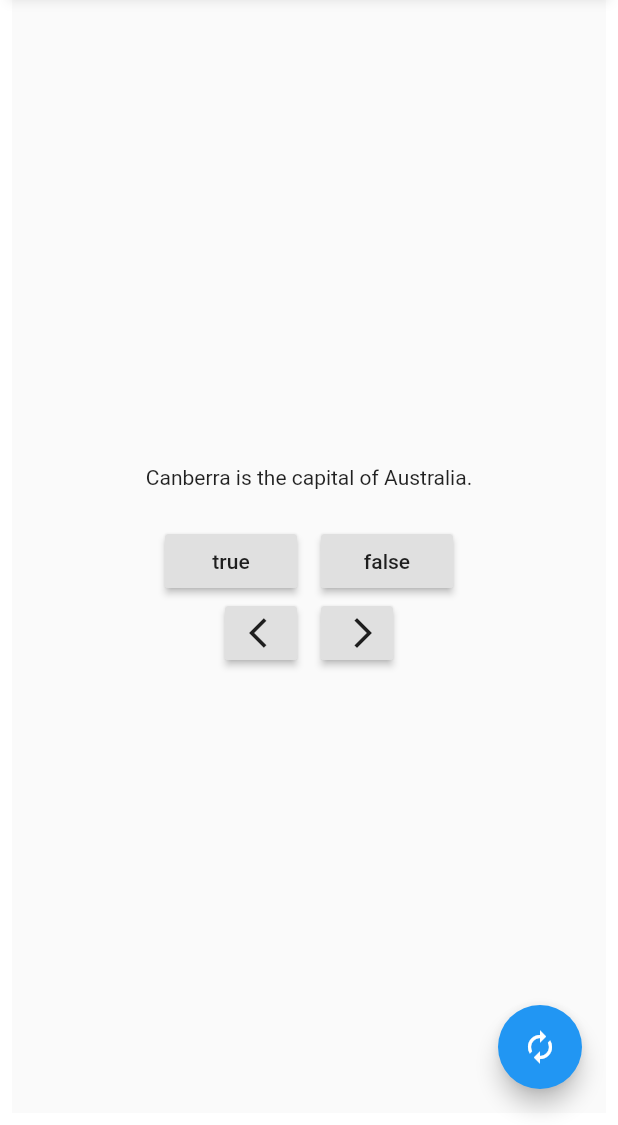
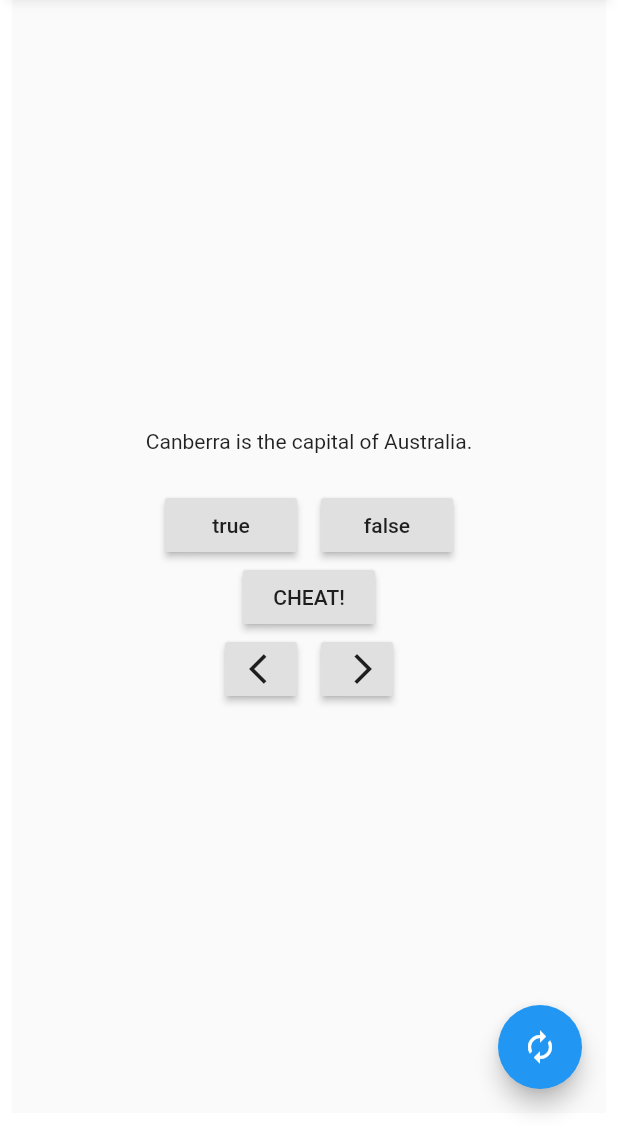
Before and after one commit to zhangyuwan0/FlutterProjs, a Flutter app: the screen it shows after launch, on a phone screen of 412 x 824 dp, the part 111-1236 px from its top. Run offline on Flutter 3.47's test engine with Material 2 defaults, Android fonts, the phone set to English and light mode, and no system bars; our stand-ins replace fluttertoast.

Commit message:
1.添加作弊功能 2.限制作弊次数 3.优化页面布局

```diff
--- a/geoquiz/lib/main.dart
+++ b/geoquiz/lib/main.dart
@@ -3,7 +3,9 @@ import 'dart:collection';
 import 'package:flutter/material.dart';
 import 'package:flutter_localizations/flutter_localizations.dart';
 import 'package:fluttertoast/fluttertoast.dart';
+import 'package:geoquiz/module/CheatModule.dart';
 import 'package:geoquiz/module/Question.dart';
+import 'package:geoquiz/page/Cheat.dart';
 
 void main() => runApp(MyApp());
 
@@ -15,6 +17,9 @@ class MyApp extends StatelessWidget {
       padding: const EdgeInsets.all(8.0),
       child: MaterialApp(
           title: 'GeoQuiz',
+          routes: {
+            CheatPage.ROUTE_NAME: (context) => CheatPage(),
+          },
           theme: ThemeData(
             // This is the theme of your application.
             //
@@ -58,6 +63,10 @@ class _MyHomePageState extends State<MyHomePage> {
 
   Map<Question, bool> _answerQuestions = HashMap();
   int _score = 0;
+
+  Set<Question> _cheatQuestions = HashSet();
+
+  int _cheatCount = 0;
 
   @override
   void initState() {
@@ -108,8 +117,11 @@ class _MyHomePageState extends State<MyHomePage> {
       var isCorrect = _curQuestion.answerTrue == answer;
       bool isAnswered = _checkAlreadyAnswered(isCorrect);
       bool isAlreadyComplete = _answerQuestions.length == _questions.length;
+      bool isCheated = _cheatQuestions.contains(_curQuestion);
       String toastMsg = isAlreadyComplete
           ? "Already completed.Your\'s score is $_score."
+          : isCheated
+              ? "Cheating is wrong."
               : isAnswered
                   ? 'Do not repeat answers'
                   : isCorrect ? 'Correct!' : 'Incorrect!';
@@ -131,27 +143,21 @@ class _MyHomePageState extends State<MyHomePage> {
     return true;
   }
 
-  Function _reset() {
-    return () {
+  void _reset() {
       setState(() {
         _curIndex = 0;
         _score = 0;
         _answerQuestions.clear();
         _curQuestion = _questions[_curIndex];
+        _cheatCount = 0;
       });
 
       Fluttertoast.showToast(msg: "Reset Completed!");
-    };
+
   }
 
   @override
   Widget build(BuildContext context) {
-    // This method is rerun every time setState is called, for instance as done
-    // by the _incrementCounter method above.
-    //
-    // The Flutter framework has been optimized to make rerunning build methods
-    // fast, so that you can just rebuild anything that needs updating rather
-    // than having to individually change instances of widgets.
     return OrientationBuilder(
       builder: (BuildContext context, Orientation orientation) {
         Widget body;
@@ -201,6 +207,10 @@ class _MyHomePageState extends State<MyHomePage> {
                           _buildButton('false', onPressed: _checkAnswer(false)))
                 ],
               ),
+              RaisedButton(
+                child: Text("CHEAT!"),
+                onPressed: _cheatPressed(),
+              ),
               Row(
                 mainAxisAlignment: MainAxisAlignment.center,
                 mainAxisSize: MainAxisSize.max,
@@ -231,8 +241,21 @@ class _MyHomePageState extends State<MyHomePage> {
         floatingActionButton: FloatingActionButton(
           child: Icon(Icons.autorenew),
           tooltip: "reset",
-          onPressed: _reset(),
+          onPressed: _reset,
         ));
+  }
+
+  void navigatorToCheatPage() async {
+    print("navigation");
+    final cheat = await Navigator.pushNamed(context, CheatPage.ROUTE_NAME,
+        arguments: Cheat(_curQuestion)) as Cheat;
+
+    if (!_cheatQuestions.contains(cheat.question) && cheat.isCheated) {
+      _cheatQuestions.add(cheat.question);
+      setState(() {
+        _cheatCount++;
+      });
+    }
   }
 
   Widget _buildLandscapeLayout() {
@@ -275,6 +298,10 @@ class _MyHomePageState extends State<MyHomePage> {
                             onPressed: _checkAnswer(false)))
                   ],
                 ),
+                RaisedButton(
+                  child: Text("CHEAT!"),
+                  onPressed: _cheatPressed(),
+                ),
               ],
             ),
           ),
@@ -307,9 +334,21 @@ class _MyHomePageState extends State<MyHomePage> {
         child: Icon(Icons.autorenew),
         backgroundColor: Colors.green,
         tooltip: "reset",
-        onPressed: _reset(),
+        onPressed: _reset,
       ),
       floatingActionButtonLocation: FloatingActionButtonLocation.endTop,
     );
   }
+
+  Function _cheatPressed() {
+    var func;
+    if(_cheatCount >= 3) {
+      func = null;
+    }else {
+      func = () {
+        navigatorToCheatPage();
+      };
     }
+    return func;
+  }
+}
--- /dev/null
+++ b/geoquiz/lib/module/CheatModule.dart
@@ -0,0 +1,12 @@
+import 'package:geoquiz/module/Question.dart';
+
+class Cheat {
+
+  final Question question;
+  bool isCheated = false;
+
+  Cheat(this.question);
+
+  get answer => question.answerTrue;
+
+}
```
Also changed, not shown: geoquiz/lib/page/Cheat.dart (added, +78 -0 lines). Lines whose indentation alone changed are shown as unchanged.
